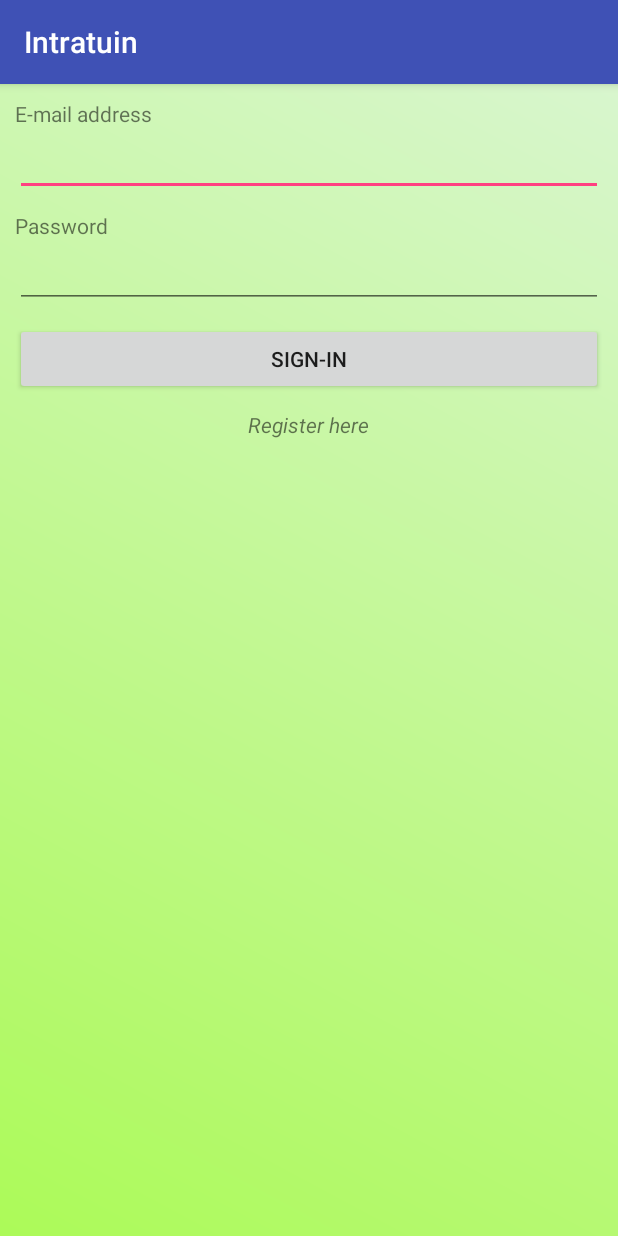
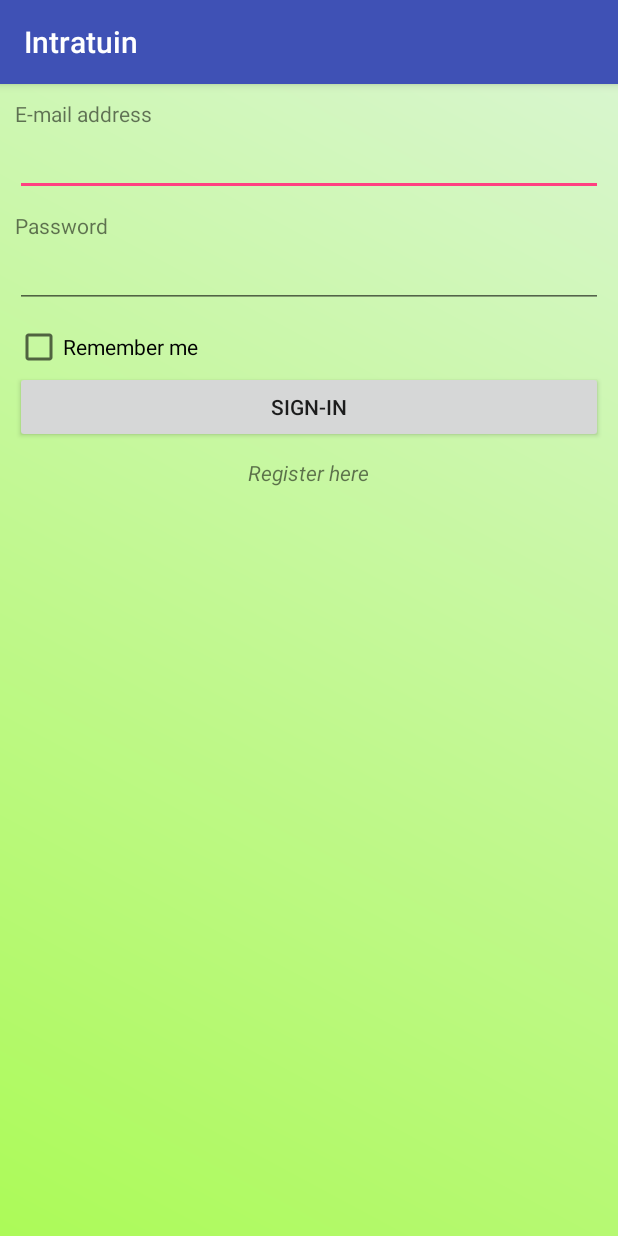
Before and after one commit to BU-git/rp16_gardening, an Android app: the LoginActivity screen opened directly, with no data from a screen before it, after a tap on "SIGN-IN", on a phone screen of 412 x 824 dp. Run offline under Robolectric (Android 15) with nearby library versions, the phone set to English and light mode, and no system bars; plain views replace LoginButton.

Commit message:
sixth version of android application. 'remember me' check box added

```diff
--- a/IntratuinMobile/intratuin/build.gradle
+++ b/IntratuinMobile/intratuin/build.gradle
@@ -28,4 +28,5 @@
     testCompile 'junit:junit:4.12'
     compile 'com.android.support:appcompat-v7:23.2.1'
     compile 'com.facebook.android:facebook-android-sdk:4.+'
+    compile 'com.google.android.gms:play-services-appindexing:8.1.0'
 }
--- a/IntratuinMobile/intratuin/src/main/AndroidManifest.xml
+++ b/IntratuinMobile/intratuin/src/main/AndroidManifest.xml
@@ -17,6 +17,11 @@
         <activity android:name=".LoginActivity" />
         <activity android:name=".RegisterActivity"></activity>
         <meta-data android:name="com.facebook.sdk.ApplicationId" android:value="@string/facebook_app_id"/>
+        <!-- ATTENTION: This was auto-generated to add Google Play services to your project for
+             App Indexing.  See https://g.co/AppIndexing/AndroidStudio for more information. -->
+        <meta-data
+            android:name="com.google.android.gms.version"
+            android:value="@integer/google_play_services_version" />
     </application>
 
 </manifest>
--- a/IntratuinMobile/intratuin/src/main/java/com/example/intratuin/LoginActivity.java
+++ b/IntratuinMobile/intratuin/src/main/java/com/example/intratuin/LoginActivity.java
@@ -8,6 +8,7 @@
 import android.widget.Button;
 import android.widget.EditText;
 import android.widget.TextView;
+import android.widget.CheckBox;
 
 //import com.facebook.CallbackManager;
 //import com.facebook.FacebookSdk;
@@ -21,9 +22,7 @@
     EditText etEmailAddress;
     EditText etPassword;
     Button bLogin;
-    //Button bLoginTwitter;
-    //LoginButton bLoginFacebook;
-   // CallbackManager callbackManager;
+    CheckBox cbRemember;
 
     @Override
     protected void onCreate(Bundle savedInstanceState) {
@@ -32,16 +31,16 @@
         //FacebookSdk.sdkInitialize(getApplicationContext());
         //callbackManager = CallbackManager.Factory.create();
 
-        tvEmailAddress = (TextView)findViewById(R.id.tvEmailAddress);
-        tvPassword = (TextView)findViewById(R.id.tvPassword);
-        etEmailAddress = (EditText)findViewById(R.id.etEmailAddress);
-        etPassword = (EditText)findViewById(R.id.etPassword);
+        tvEmailAddress = (TextView) findViewById(R.id.tvEmailAddress);
+        tvPassword = (TextView) findViewById(R.id.tvPassword);
+        etEmailAddress = (EditText) findViewById(R.id.etEmailAddress);
+        etPassword = (EditText) findViewById(R.id.etPassword);
         //bLoginTwitter = (Button)findViewById(R.id.bLoginTwitter);
         //bLoginFacebook = (LoginButton)findViewById(R.id.bLoginFacebook);
-        bLogin = (Button)findViewById(R.id.bLogin);
-        tvRegisterLink = (TextView)findViewById(R.id.tvRegisterLink);
-
-       // bLoginTwitter.setOnClickListener(this);
+        bLogin = (Button) findViewById(R.id.bLogin);
+        tvRegisterLink = (TextView) findViewById(R.id.tvRegisterLink);
+        cbRemember = (CheckBox) findViewById(R.id.cbRemember);
+        // bLoginTwitter.setOnClickListener(this);
         //bLoginFacebook.setOnClickListener(this);
         bLogin.setOnClickListener(this);
         tvRegisterLink.setOnClickListener(this);
@@ -66,6 +65,10 @@
             //case R.id.bLoginFacebook:
 
             //    break;
+
+            case R.id.cbRemember:
+
+                break;
         }
     }
 }
--- a/IntratuinMobile/intratuin/src/main/res/layout/activity_login.xml
+++ b/IntratuinMobile/intratuin/src/main/res/layout/activity_login.xml
@@ -34,6 +34,12 @@
         android:layout_marginBottom="10dp"
         android:layout_height="wrap_content"/>
 
+    <CheckBox
+        android:layout_width="wrap_content"
+        android:layout_height="wrap_content"
+        android:text="Remember me"
+        android:id="@+id/cbRemember" />
+
     <Button
         android:id="@+id/bLogin"
         android:layout_width="match_parent"
```
